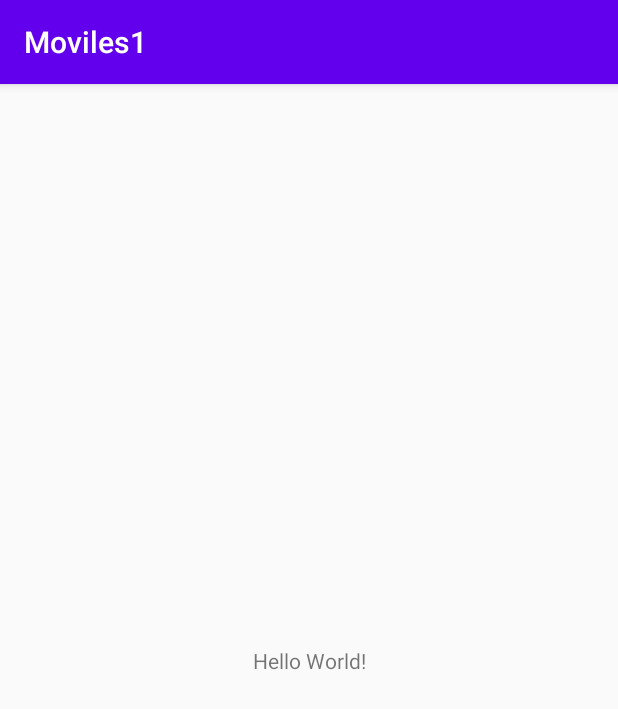
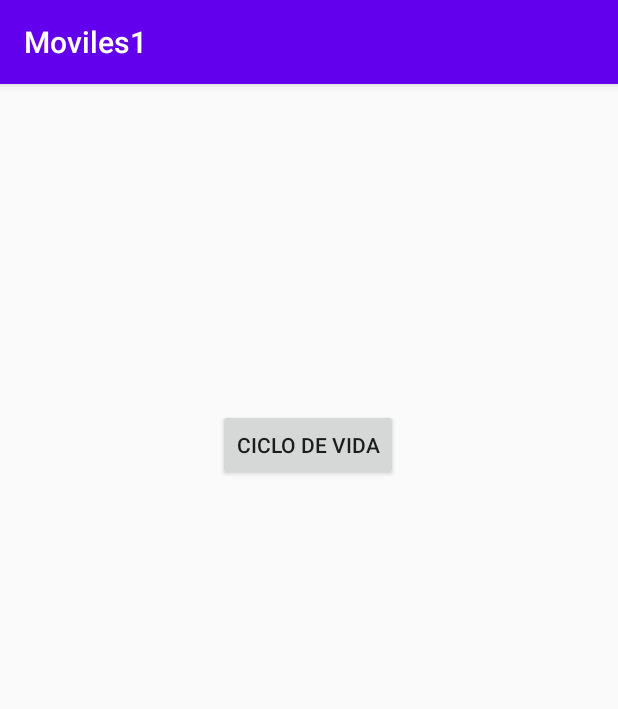
Before and after one commit to 2020-A-Moviles-GR1/mov-quinonez-jair, an Android app: the screen it shows after launch (MainActivity), on a phone screen of 412 x 824 dp. Shown: the top 709 px of the screen. Run offline under Robolectric (Android 15) with nearby library versions, the phone set to English and light mode, and no system bars.

Commit message:
igualando hasta el 6 de julio

```diff
--- a/02-Android/moviles/app/src/main/AndroidManifest.xml
+++ b/02-Android/moviles/app/src/main/AndroidManifest.xml
@@ -9,6 +9,7 @@
         android:roundIcon="@mipmap/ic_launcher_round"
         android:supportsRtl="true"
         android:theme="@style/AppTheme">
+        <activity android:name=".CicloVida"></activity>
         <activity android:name=".MainActivity">
             <intent-filter>
                 <action android:name="android.intent.action.MAIN" />
--- a/02-Android/moviles/app/src/main/java/com/example/moviles1/MainActivity.kt
+++ b/02-Android/moviles/app/src/main/java/com/example/moviles1/MainActivity.kt
@@ -1,11 +1,29 @@
 package com.example.moviles1
 
+import android.content.Intent
 import androidx.appcompat.app.AppCompatActivity
 import android.os.Bundle
+import android.util.Log
+import kotlinx.android.synthetic.main.activity_main.*
 
 class MainActivity : AppCompatActivity() {
     override fun onCreate(savedInstanceState: Bundle?) {
         super.onCreate(savedInstanceState)
         setContentView(R.layout.activity_main)
+        Log.i("Activity", "OnCreate")
+        btn_ciclo_vida.setOnClickListener {boton ->
+            irCicloDeVida()
+
+        }
     }
+    fun irCicloDeVida(){
+        val intentExplicito = Intent(
+            this,
+            CicloVida::class.java
+
+        )
+        //this.startActionMode()
+        startActivity(intentExplicito)
+    }
+
 }
--- a/02-Android/moviles/app/src/main/res/layout/activity_main.xml
+++ b/02-Android/moviles/app/src/main/res/layout/activity_main.xml
@@ -6,13 +6,17 @@
     android:layout_height="match_parent"
     tools:context=".MainActivity">
 
-    <TextView
+    <Button
+        android:id="@+id/btn_ciclo_vida"
         android:layout_width="wrap_content"
         android:layout_height="wrap_content"
-        android:text="Hello World!"
+        android:layout_marginTop="148dp"
+        android:text="Ciclo de Vida"
         app:layout_constraintBottom_toBottomOf="parent"
-        app:layout_constraintLeft_toLeftOf="parent"
-        app:layout_constraintRight_toRightOf="parent"
-        app:layout_constraintTop_toTopOf="parent" />
+        app:layout_constraintEnd_toEndOf="parent"
+        app:layout_constraintHorizontal_bias="0.498"
+        app:layout_constraintStart_toStartOf="parent"
+        app:layout_constraintTop_toTopOf="parent"
+        app:layout_constraintVertical_bias="0.12" />
 
 </androidx.constraintlayout.widget.ConstraintLayout>
```
Also changed, not shown: 02-Android/moviles/app/src/main/java/com/example/moviles1/CicloVida.kt (added, +48 -0 lines), 02-Android/moviles/app/src/main/res/layout/activity_ciclo_vida.xml (added, +30 -0 lines), 79 other files.
